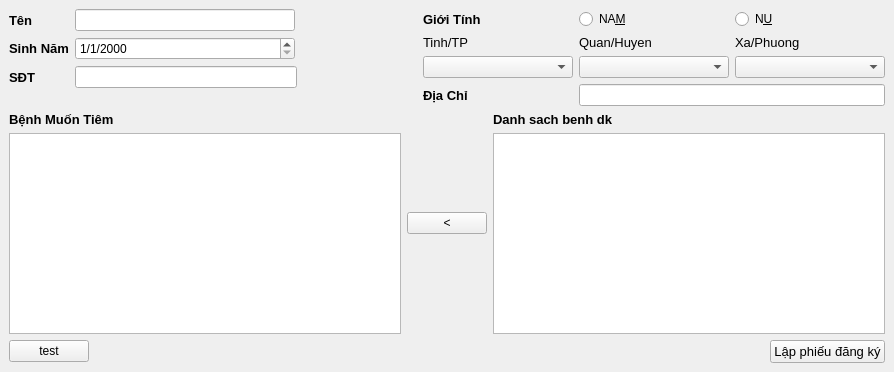
Before: the Qt Designer form dangkyphieutiem.ui in xdien/tcmr, drawn with Qt 5.
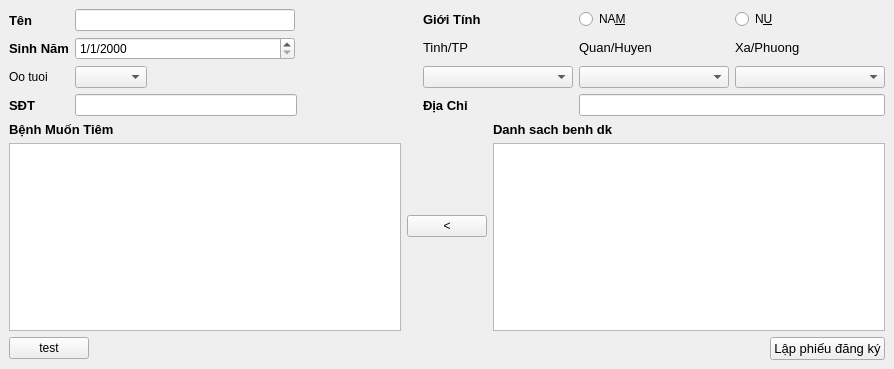
After: the same form once the commit is applied.

```diff
--- a/dangkyphieutiem.ui
+++ b/dangkyphieutiem.ui
@@ -7,7 +7,7 @@
     <x>0</x>
     <y>0</y>
     <width>894</width>
-    <height>372</height>
+    <height>369</height>
    </rect>
   </property>
   <property name="windowTitle">
@@ -110,7 +110,7 @@
             </property>
            </widget>
           </item>
-          <item row="2" column="0">
+          <item row="3" column="0">
            <widget class="QLabel" name="label_2">
             <property name="font">
              <font>
@@ -124,7 +124,7 @@
             </property>
            </widget>
           </item>
-          <item row="2" column="1">
+          <item row="3" column="1">
            <widget class="QLineEdit" name="lineEdit_3">
             <property name="sizePolicy">
              <sizepolicy hsizetype="Minimum" vsizetype="Fixed">
@@ -146,6 +146,16 @@
             </property>
            </widget>
           </item>
+          <item row="2" column="1">
+           <widget class="QComboBox" name="comboBox_dotuoi"/>
+          </item>
+          <item row="2" column="0">
+           <widget class="QLabel" name="label">
+            <property name="text">
+             <string>Oo tuoi</string>
+            </property>
+           </widget>
+          </item>
          </layout>
         </item>
         <item>
```
